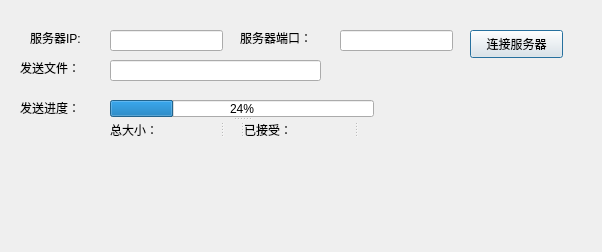
First picture: the form in Appup/Appup.ui, repository judgetime/module, before the edit.
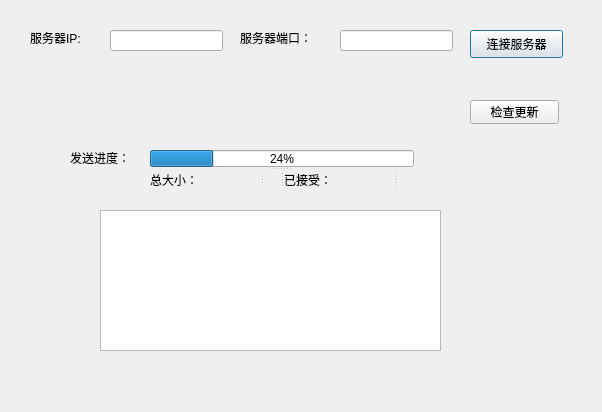
Second picture: the form after the edit.

The edit to the form file:
```diff
--- a/Appup/Appup.ui
+++ b/Appup/Appup.ui
@@ -7,7 +7,7 @@
     <x>0</x>
     <y>0</y>
     <width>602</width>
-    <height>252</height>
+    <height>412</height>
    </rect>
   </property>
   <property name="windowTitle">
@@ -16,8 +16,8 @@
   <widget class="QSplitter" name="splitter_2">
    <property name="geometry">
     <rect>
-     <x>110</x>
-     <y>100</y>
+     <x>150</x>
+     <y>150</y>
      <width>264</width>
      <height>38</height>
     </rect>
@@ -82,19 +82,6 @@
     <string>服务器端口：</string>
    </property>
   </widget>
-  <widget class="QLabel" name="label_File">
-   <property name="geometry">
-    <rect>
-     <x>20</x>
-     <y>60</y>
-     <width>72</width>
-     <height>15</height>
-    </rect>
-   </property>
-   <property name="text">
-    <string>发送文件：</string>
-   </property>
-  </widget>
   <widget class="QLineEdit" name="lineEdit_IP">
    <property name="geometry">
     <rect>
@@ -115,21 +102,11 @@
     </rect>
    </property>
   </widget>
-  <widget class="QLineEdit" name="lineEdit_File">
-   <property name="geometry">
-    <rect>
-     <x>110</x>
-     <y>60</y>
-     <width>211</width>
-     <height>21</height>
-    </rect>
-   </property>
-  </widget>
   <widget class="QLabel" name="label_Rate">
    <property name="geometry">
     <rect>
-     <x>20</x>
-     <y>100</y>
+     <x>70</x>
+     <y>150</y>
      <width>72</width>
      <height>15</height>
     </rect>
@@ -151,6 +128,29 @@
     <string>连接服务器</string>
    </property>
   </widget>
+  <widget class="QPushButton" name="pbn_Check">
+   <property name="geometry">
+    <rect>
+     <x>470</x>
+     <y>100</y>
+     <width>89</width>
+     <height>24</height>
+    </rect>
+   </property>
+   <property name="text">
+    <string>检查更新</string>
+   </property>
+  </widget>
+  <widget class="QTextEdit" name="textEdit">
+   <property name="geometry">
+    <rect>
+     <x>100</x>
+     <y>210</y>
+     <width>341</width>
+     <height>141</height>
+    </rect>
+   </property>
+  </widget>
  </widget>
  <layoutdefault spacing="6" margin="11"/>
  <resources/>
```
